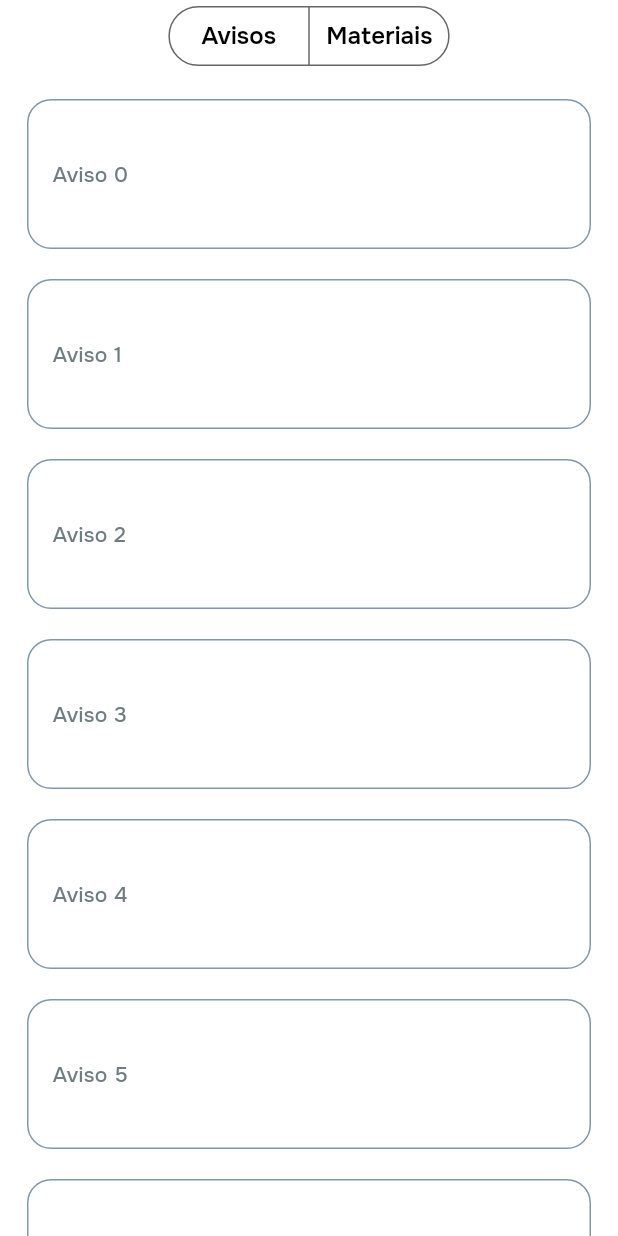
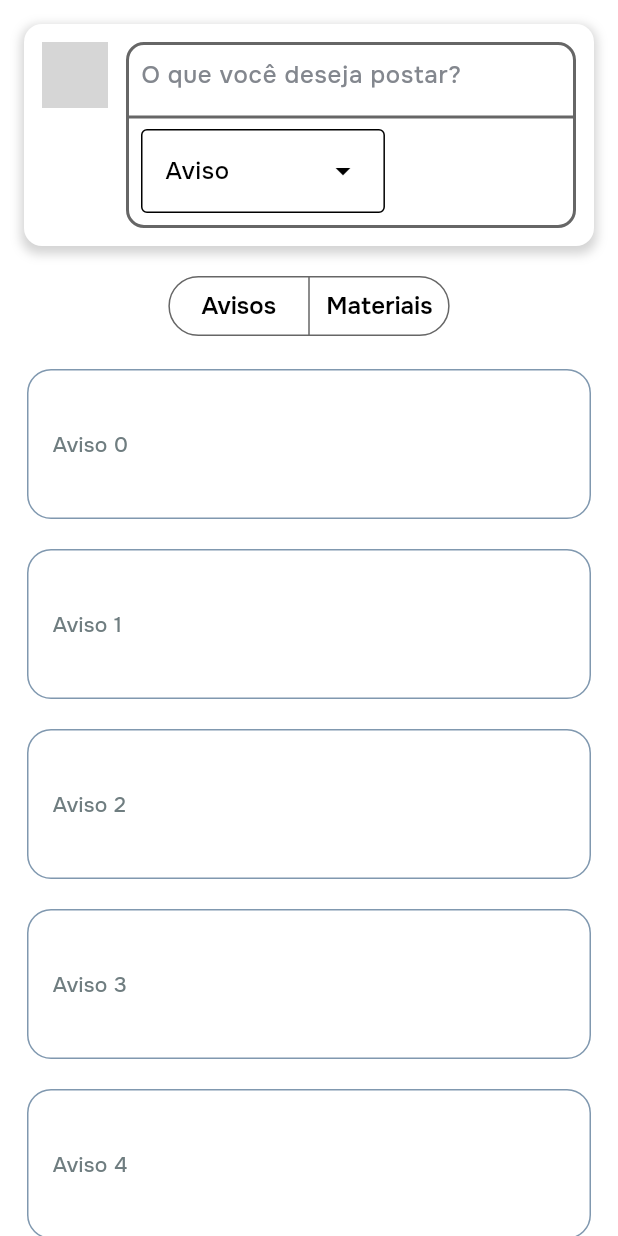
Before and after one commit to BenTech-CE/classhub-app, a Flutter app: the ClassMuralView widget shown alone on an empty page, opened directly with empty values, on a phone screen of 412 x 824 dp. Run offline on Flutter 3.47's test engine with Material 3 defaults, Android fonts, the phone set to English and light mode, and no system bars; our stand-ins replace auto_size_text, confetti, dotted_border, email_validator, expandable, flutter_colorpicker and 2 more; missing offline and left inert: mmkv; accounts and stored records are empty; network calls fail; grey boxes are pictures that could not be loaded.

```diff
--- a/lib/views/classes/routes/class_mural_view.dart
+++ b/lib/views/classes/routes/class_mural_view.dart
@@ -2,6 +2,7 @@ import 'package:classhub/core/theme/colors.dart';
 import 'package:classhub/core/theme/sizes.dart';
 import 'package:classhub/core/utils/util.dart';
 import 'package:classhub/models/class/management/minimal_class_model.dart';
+import 'package:classhub/views/classes/widgets/new_post_widget.dart';
 import 'package:flutter/material.dart';
 
 class ClassMuralView extends StatefulWidget {
@@ -38,6 +39,7 @@ class _ClassMuralViewState extends State<ClassMuralView> {
         child: Column(
           crossAxisAlignment: CrossAxisAlignment.center,
           children: [
+            NewPostWidget(classColor: classColor),
             SegmentedButton<String>(
               style: SegmentedButton.styleFrom(
                   selectedBackgroundColor: classColor.shade400,
--- /dev/null
+++ b/lib/views/classes/widgets/new_post_widget.dart
@@ -0,0 +1,116 @@
+import 'dart:collection';
+
+import 'package:classhub/core/theme/colors.dart';
+import 'package:classhub/viewmodels/auth/user_viewmodel.dart';
+import 'package:flutter/material.dart';
+import 'package:provider/provider.dart';
+
+const List<String> tiposPost = <String>['Aviso','Material'];
+
+class NewPostWidget extends StatefulWidget {
+  final MaterialColor classColor;
+
+  const NewPostWidget({super.key, required this.classColor});
+
+  @override
+  State<NewPostWidget> createState() => _NewPostWidgetState();
+}
+
+class _NewPostWidgetState extends State<NewPostWidget> {
+  final List<DropdownMenuEntry<String>> dropTiposEntries = UnmodifiableListView<DropdownMenuEntry<String>>(
+    tiposPost.map<DropdownMenuEntry<String>>((String name) => DropdownMenuEntry<String>(value: name, label: name)),
+  );
+
+  String dropTipos = tiposPost.first;
+
+  late String uname;
+
+  @override
+  void initState() {
+    super.initState();
+
+    final uvm = context.read<UserViewModel>();
+    uname = uvm.user!.name;
+  }
+
+  @override
+  Widget build(BuildContext context) {
+    return Container(
+      margin: const EdgeInsets.all(16.0),
+      padding: const EdgeInsets.all(12.0),
+      decoration: BoxDecoration(
+        color: Colors.white,
+        borderRadius: BorderRadius.circular(12),
+        boxShadow: const [
+          BoxShadow(
+            color: Color.fromRGBO(0, 0, 0, 0.171),
+            blurRadius: 5,
+            spreadRadius: 2,
+            offset: Offset(0, 3),
+          ),
+        ],
+      ),
+      child: Row(
+        mainAxisSize: MainAxisSize.max,
+        crossAxisAlignment: CrossAxisAlignment.start,
+        spacing: 12,
+        children: [
+          CircleAvatar(
+            backgroundColor: widget.classColor, radius: 22,
+            foregroundImage: NetworkImage("https://ui-avatars.com/api/?name=$uname&background=random"),
+          ),
+          Expanded(
+            child: Container(
+              decoration: BoxDecoration(
+                  borderRadius: BorderRadius.circular(12),
+                  border: Border.all(color: widget.classColor.shade300, width: 2)),
+              child: Column(
+                children: [
+                  Padding(
+                    padding: const EdgeInsets.all(8),
+                    child: Column(
+                      children: [
+                        TextField(
+                          keyboardType: TextInputType.multiline,
+                          maxLines: null,
+                          decoration: const InputDecoration(
+                              isDense: true,
+                              contentPadding: EdgeInsets.all(0),
+                              border: InputBorder.none,
+                              hintText: "O que você deseja postar?",
+                              hintStyle:
+                                  TextStyle(color: cColorText3, fontSize: 16)),
+                        )
+                      ],
+                    ),
+                  ),
+                  Divider(
+                    color: widget.classColor.shade300,
+                    thickness: 2,
+                  ),
+                  Padding(
+                    padding: const EdgeInsets.only(left: 8, right: 8, bottom: 8),
+                    child: Row(
+                      children: [
+                        DropdownMenu<String>(
+                          initialSelection: tiposPost.first,
+                          onSelected: (String? value) {
+                            // This is called when the user selects an item.
+                            setState(() {
+                              dropTipos = value!;
+                            });
+                          },
+                          dropdownMenuEntries: dropTiposEntries,
+                        )
+                      ],
+                    ),
+                  ),
+                ],
+              ),
+            ),
+          )
+        ],
+      ),
+    );
+  }
+}
--- a/pubspec.yaml
+++ b/pubspec.yaml
@@ -47,6 +47,7 @@ dependencies:
   expandable: ^5.0.1
   auto_size_text: ^3.0.0
   confetti: ^0.8.0
+  dotted_border: ^3.0.1
 
 dev_dependencies:
   flutter_test:
```
Also changed, not shown: lib/models/class/management/class_widget.model.dart (added, +31 -0 lines), lib/views/classes/class_view.dart (+13 -21 lines), lib/views/classes/widgets/base_class_widget.dart (added, +193 -0 lines), lib/views/classes/widgets/new_card_widget.dart (added, +62 -0 lines), lib/widgets/ui/base_class_widget.dart (deleted, +0 -33 lines), pubspec.lock.
